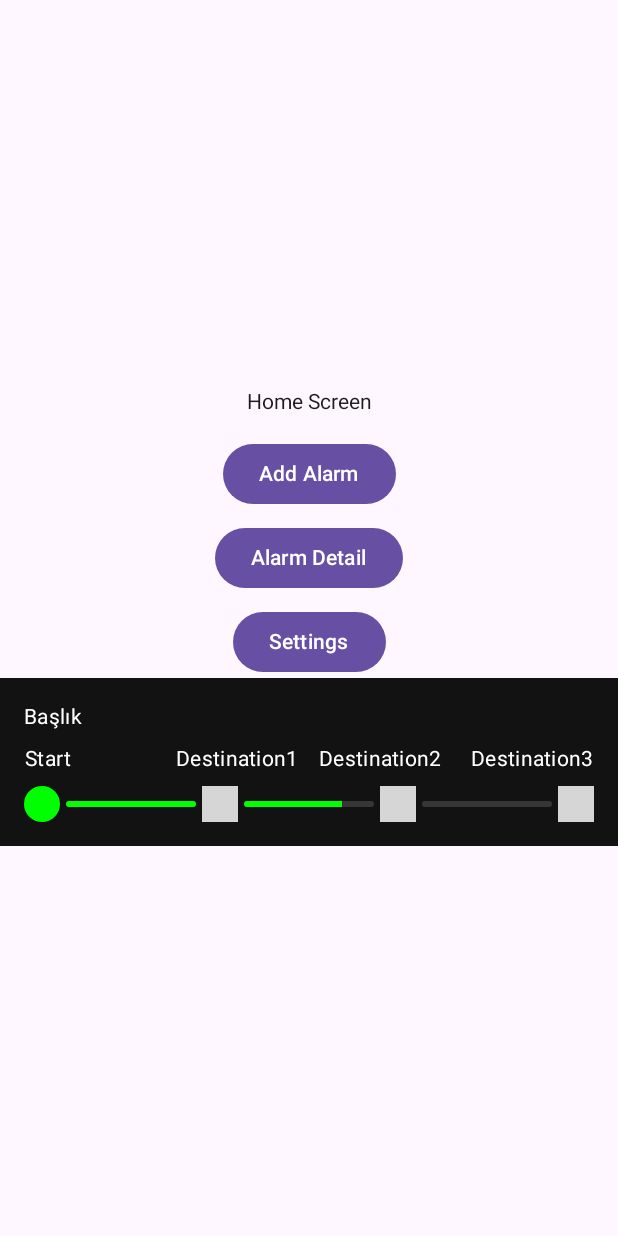
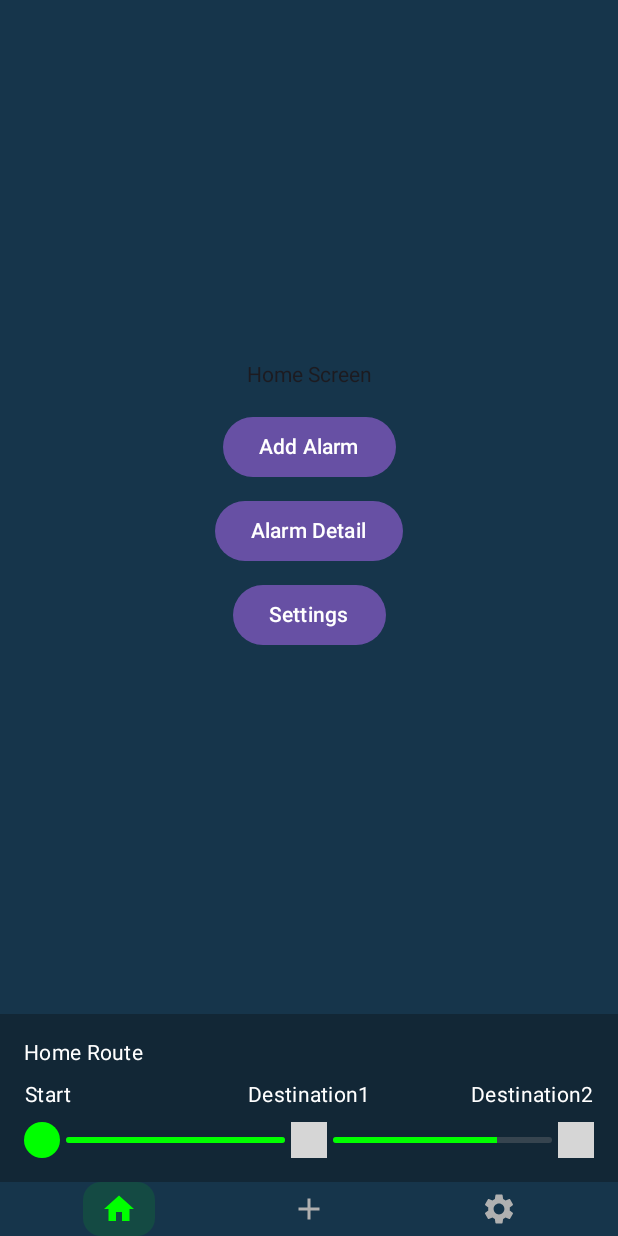
Before and after one commit to yusuf-teker/RouteAlarm, an Android app built with Jetpack Compose: the screen it shows after launch (MainActivity), after a tap on "Get started.", on a phone screen of 412 x 824 dp. Run offline under Robolectric (Android 15) with nearby library versions, the light colour scheme and no system bars; our stand-ins replace Compose Multiplatform resources; 3 statements that could not run were skipped; grey boxes are pictures that could not be loaded.

Commit message:
* Bottom Navigation eklendi.

```diff
--- a/composeApp/src/androidMain/kotlin/org/yusufteker/routealarm/MainActivity.kt
+++ b/composeApp/src/androidMain/kotlin/org/yusufteker/routealarm/MainActivity.kt
@@ -1,8 +1,11 @@
 package org.yusufteker.routealarm
 
+import android.graphics.Color
 import android.os.Bundle
 import androidx.activity.ComponentActivity
+import androidx.activity.SystemBarStyle
 import androidx.activity.compose.setContent
+import androidx.activity.enableEdgeToEdge
 import androidx.compose.runtime.Composable
 import androidx.compose.ui.tooling.preview.Preview
 import org.yusufteker.routealarm.app.App
@@ -10,7 +13,14 @@ import org.yusufteker.routealarm.app.App
 class MainActivity : ComponentActivity() {
     override fun onCreate(savedInstanceState: Bundle?) {
         super.onCreate(savedInstanceState)
-
+        enableEdgeToEdge(
+            statusBarStyle = SystemBarStyle.light(
+                Color.TRANSPARENT, Color.TRANSPARENT
+            ),
+            navigationBarStyle = SystemBarStyle.light(
+                Color.TRANSPARENT, Color.TRANSPARENT
+            )
+        )
         setContent {
             App()
         }
--- a/composeApp/src/androidMain/kotlin/org/yusufteker/routealarm/Previews.kt
+++ b/composeApp/src/androidMain/kotlin/org/yusufteker/routealarm/Previews.kt
@@ -3,15 +3,19 @@ package org.yusufteker.routealarm
 import androidx.compose.foundation.background
 import androidx.compose.foundation.layout.Column
 import androidx.compose.foundation.layout.fillMaxWidth
-import androidx.compose.foundation.layout.padding
 import androidx.compose.material3.MaterialTheme
 import androidx.compose.runtime.Composable
+import androidx.compose.runtime.getValue
+import androidx.compose.runtime.mutableStateOf
+import androidx.compose.runtime.remember
+import androidx.compose.runtime.setValue
 import androidx.compose.ui.Modifier
-import androidx.compose.ui.graphics.Color
 import androidx.compose.ui.tooling.preview.Preview
-import androidx.compose.ui.unit.dp
+import org.yusufteker.routealarm.app.Routes
+import org.yusufteker.routealarm.core.data.dummy.fakeAlarms
 import org.yusufteker.routealarm.core.presentation.AppColors
 import org.yusufteker.routealarm.feature.alarm.presentation.home.HomeScreen
+import org.yusufteker.routealarm.feature.alarm.presentation.home.components.BottomNavigationBar
 import org.yusufteker.routealarm.feature.alarm.presentation.home.components.StopProgressBar
 import org.yusufteker.routealarm.feature.onboarding.presentation.welcome.WelcomeScreen
 
@@ -36,14 +40,10 @@ fun StopProgressBarPreview() {
         Column(
             modifier = Modifier
                 .fillMaxWidth()
-                .background(Color(0xFF121212)) // Koyu arka plan
-                .padding(16.dp)
         ) {
 
             StopProgressBar(
-                title = "Başlık",
-                passedStops = 1,
-                stopNames = listOf("Start", "Dest1", "Dest2"),
+                fakeAlarms.get(0),
                 modifier = Modifier.background(
                     AppColors.cardBackground
                 )
@@ -51,5 +51,17 @@ fun StopProgressBarPreview() {
 
 
         }
+
     }
+
 }
+@Preview(showBackground = true)
+@Composable
+fun BottomNavigationBarPreview() {
+    var selectedRoute by remember { mutableStateOf(Routes.HomeScreen.toString()) }
+
+    BottomNavigationBar(
+        currentRoute = selectedRoute,
+        onItemSelected = { selectedRoute = it.toString() }
+    )
+}
--- /dev/null
+++ b/composeApp/src/commonMain/composeResources/drawable/ic_settings.xml
@@ -0,0 +1,5 @@
+<vector xmlns:android="http://schemas.android.com/apk/res/android" android:height="24dp" android:tint="#000000" android:viewportHeight="960" android:viewportWidth="960" android:width="24dp">
+
+    <path android:fillColor="@android:color/white" android:pathData="M370,880L354,752Q341,747 329.5,740Q318,733 307,725L188,775L78,585L181,507Q180,500 180,493.5Q180,487 180,480Q180,473 180,466.5Q180,460 181,453L78,375L188,185L307,235Q318,227 330,220Q342,213 354,208L370,80L590,80L606,208Q619,213 630.5,220Q642,227 653,235L772,185L882,375L779,453Q780,460 780,466.5Q780,473 780,480Q780,487 780,493.5Q780,500 778,507L881,585L771,775L653,725Q642,733 630,740Q618,747 606,752L590,880L370,880ZM440,800L519,800L533,694Q564,686 590.5,670.5Q617,655 639,633L738,674L777,606L691,541Q696,527 698,511.5Q700,496 700,480Q700,464 698,448.5Q696,433 691,419L777,354L738,286L639,328Q617,305 590.5,289.5Q564,274 533,266L520,160L441,160L427,266Q396,274 369.5,289.5Q343,305 321,327L222,286L183,354L269,418Q264,433 262,448Q260,463 260,480Q260,496 262,511Q264,526 269,541L183,606L222,674L321,632Q343,655 369.5,670.5Q396,686 427,694L440,800ZM482,620Q540,620 581,579Q622,538 622,480Q622,422 581,381Q540,340 482,340Q423,340 382.5,381Q342,422 342,480Q342,538 382.5,579Q423,620 482,620ZM480,480L480,480Q480,480 480,480Q480,480 480,480L480,480L480,480L480,480Q480,480 480,480Q480,480 480,480Q480,480 480,480Q480,480 480,480L480,480L480,480L480,480Q480,480 480,480Q480,480 480,480L480,480L480,480L480,480Q480,480 480,480Q480,480 480,480L480,480L480,480L480,480Q480,480 480,480Q480,480 480,480Q480,480 480,480Q480,480 480,480L480,480L480,480L480,480Q480,480 480,480Q480,480 480,480L480,480Z"/>
+
+</vector>
--- a/composeApp/src/commonMain/kotlin/org/yusufteker/routealarm/app/AppNavHost.kt
+++ b/composeApp/src/commonMain/kotlin/org/yusufteker/routealarm/app/AppNavHost.kt
@@ -1,18 +1,29 @@
 package org.yusufteker.routealarm.app
 
+import androidx.compose.foundation.layout.WindowInsets
+import androidx.compose.foundation.layout.padding
+import androidx.compose.foundation.layout.systemBars
+import androidx.compose.material3.Scaffold
+import androidx.compose.material3.Text
 import androidx.compose.runtime.Composable
+import androidx.compose.runtime.getValue
 import androidx.compose.runtime.remember
+import androidx.compose.ui.Modifier
+import androidx.compose.ui.platform.LocalDensity
 import androidx.lifecycle.ViewModel
 import androidx.navigation.NavBackStackEntry
 import androidx.navigation.NavController
 import androidx.navigation.NavHostController
 import androidx.navigation.compose.NavHost
 import androidx.navigation.compose.composable
+import androidx.navigation.compose.currentBackStackEntryAsState
 import androidx.navigation.compose.navigation
+import androidx.navigation.compose.rememberNavController
 import androidx.navigation.toRoute
 import org.koin.compose.viewmodel.koinViewModel
 import org.yusufteker.routealarm.feature.onboarding.presentation.welcome.WelcomeScreen
 import org.yusufteker.routealarm.feature.alarm.presentation.home.HomeScreen
+import org.yusufteker.routealarm.feature.alarm.presentation.home.components.BottomNavigationBar
 
 
 @Composable
@@ -20,6 +31,37 @@ fun AppNavHost(
     navController: NavHostController,
     startDestination: Routes.OnboardingGraph = Routes.OnboardingGraph
 ) {
+
+    val currentBackStackEntry by navController.currentBackStackEntryAsState()
+    val currentRoute = currentBackStackEntry?.destination?.route?.substringAfterLast(".")
+    val systemBars = WindowInsets.systemBars
+    val bottomPadding = with(LocalDensity.current) { systemBars.getBottom(this).toDp() }
+    val showBottomBar = currentRoute in listOf(
+        Routes.MainGraph.toString(),
+        Routes.HomeScreen.toString(),
+        Routes.AddAlarmScreen.toString(),
+        Routes.SettingsScreen.toString()
+    )
+    Scaffold(
+        bottomBar = {
+            if (showBottomBar) {
+
+                BottomNavigationBar(
+                    modifier = Modifier.padding(bottom = bottomPadding),
+                    currentRoute = currentRoute ?: "",
+                    onItemSelected = { route ->
+                        if (route.toString() != currentRoute) {
+                            navController.navigate(route) {
+                                popUpTo(Routes.HomeScreen.toString()) { saveState = true }
+                                launchSingleTop = true
+                                restoreState = true
+                            }
+                        }
+                    }
+                )
+            }
+        }
+    ) { innerPadding ->
         NavHost(navController = navController, startDestination = startDestination) {
 
             // Onboarding Graph
@@ -46,22 +88,31 @@ fun AppNavHost(
             navigation<Routes.MainGraph>(
                 startDestination = Routes.HomeScreen
             ) {
+
                 composable<Routes.HomeScreen> {
 
                         HomeScreen(
-                    onAddAlarm = { navController.navigate(Routes.AddAlarmScreen) },
+                            contentPadding = innerPadding,
+                            onAddAlarm = {
+                                navController.navigate(Routes.AddAlarmScreen)
+                                         },
                             onAlarmClick = { alarmId ->
                                 navController.navigate(Routes.AlarmDetailScreen(alarmId = alarmId))
                             },
-                    onSettingsClick = { navController.navigate(Routes.SettingsScreen) })
+                            onSettingsClick = {
+                                navController.navigate(Routes.SettingsScreen)
+                            }
+                        )
 
                 }
 
                 composable<Routes.AddAlarmScreen> {
-                //AddAlarmScreen(onStopSelect = { navController.navigate(Routes.StopPickerScreen::class.simpleName!!) })
+                   Text("Add Alarm")
+                        // AddAlarmScreen(modifier = Modifier.padding(padding))
                 }
 
                 composable<Routes.StopPickerScreen> {
+                    Text("Stop Picker")
                     //StopPickerScreen(onBack = { navController.popBackStack() })
                 }
 
@@ -72,14 +123,20 @@ fun AppNavHost(
                 }
 
                 composable<Routes.ActiveAlarmScreen> {
+                    Text("Active Alarm")
                     //ActiveAlarmScreen()
                 }
 
                 composable<Routes.SettingsScreen> {
-                //SettingsScreen()
+
+                    Text("Settings")
+                        // SettingsScreen(modifier = Modifier.padding(padding))
+
                 }
             }
         }
+    }
+
 }
 
 
--- /dev/null
+++ b/composeApp/src/commonMain/kotlin/org/yusufteker/routealarm/core/data/dummy/DummyDatas.kt
@@ -0,0 +1,18 @@
+package org.yusufteker.routealarm.core.data.dummy
+
+import org.yusufteker.routealarm.feature.alarm.domain.Alarm
+import org.yusufteker.routealarm.feature.alarm.domain.Stop
+
+// FakeStops.kt
+val fakeStops = listOf<Stop>(
+    Stop(id = 0, name = "Start", latitude = 40.7128, longitude = -74.0060, isPassed = true),
+    Stop(id = 1, name = "Destination1", latitude = 40.7831, longitude = -73.9662),
+    Stop(id = 2, name = "Destination2", latitude = 40.7589, longitude = -73.9851)
+)
+
+// FakeAlarms.kt
+val fakeAlarms = listOf(
+    Alarm(id = 0, title = "Home Route", stops = fakeStops, isActive = true),
+    Alarm(id = 1, title = "Work Route", stops = fakeStops, isActive = false),
+    Alarm(id = 2, title = "School Route", stops = fakeStops, isActive = false)
+)
--- a/composeApp/src/commonMain/kotlin/org/yusufteker/routealarm/core/presentation/Colors.kt
+++ b/composeApp/src/commonMain/kotlin/org/yusufteker/routealarm/core/presentation/Colors.kt
@@ -26,4 +26,7 @@ object AppColors {
 
     // Button Text Color
     val buttonText = Color(0xFFFFFFFF) // Buton metin rengi beyaz.
+
+    val activeAlarmBarBackground = Color(0xFF122736)
+
 }
--- /dev/null
+++ b/composeApp/src/commonMain/kotlin/org/yusufteker/routealarm/feature/alarm/domain/Alarm.kt
@@ -0,0 +1,9 @@
+package org.yusufteker.routealarm.feature.alarm.domain
+
+data class Alarm(
+    val id: Int,
+    val title: String,
+    val stops: List<Stop>,
+    val isActive: Boolean = false,
+    val passedStops: Int = 0
+)
--- /dev/null
+++ b/composeApp/src/commonMain/kotlin/org/yusufteker/routealarm/feature/alarm/domain/Stop.kt
@@ -0,0 +1,9 @@
+package org.yusufteker.routealarm.feature.alarm.domain
+
+data class Stop(
+    val id: Int,
+    val name: String,
+    val latitude: Double,
+    val longitude: Double,
+    val isPassed: Boolean = false
+)
--- a/composeApp/src/commonMain/kotlin/org/yusufteker/routealarm/feature/alarm/presentation/home/HomeScreen.kt
+++ b/composeApp/src/commonMain/kotlin/org/yusufteker/routealarm/feature/alarm/presentation/home/HomeScreen.kt
@@ -4,24 +4,31 @@ import androidx.compose.foundation.background
 import androidx.compose.runtime.Composable
 import androidx.compose.foundation.layout.*
 import androidx.compose.material3.Button
-import androidx.compose.material3.Scaffold
 import androidx.compose.material3.Text
 import androidx.compose.ui.Alignment
 import androidx.compose.ui.Modifier
-import androidx.compose.ui.graphics.Color
 import androidx.compose.ui.unit.dp
+import org.yusufteker.routealarm.core.data.dummy.fakeAlarms
+import org.yusufteker.routealarm.core.presentation.AppColors
+import org.yusufteker.routealarm.feature.alarm.domain.Alarm
+import org.yusufteker.routealarm.feature.alarm.presentation.home.components.ActiveAlarm
 import org.yusufteker.routealarm.feature.alarm.presentation.home.components.StopProgressBar
 
 @Composable
 fun HomeScreen(
-    onAddAlarm: () -> Unit, onAlarmClick: (String) -> Unit, onSettingsClick: () -> Unit
+    onAddAlarm: () -> Unit, onAlarmClick: (String) -> Unit, onSettingsClick: () -> Unit,
+    contentPadding: PaddingValues = PaddingValues()
 ) {
-    Scaffold { paddingValues ->
+
     Column(
-            modifier = Modifier.fillMaxSize().padding(paddingValues),
+        modifier = Modifier.fillMaxSize().background(
+            AppColors.background
+        ).padding(contentPadding),
         horizontalAlignment = Alignment.CenterHorizontally,
         verticalArrangement = Arrangement.Center
     ) {
+        Spacer(Modifier.weight(1f))
+
         Text("Home Screen")
         Spacer(modifier = Modifier.height(16.dp))
         Button(onClick = onAddAlarm) {
@@ -35,26 +42,8 @@ fun HomeScreen(
         Button(onClick = onSettingsClick) {
             Text("Settings")
         }
-            ActiveAlarm()
-        }
-    }
+        Spacer(Modifier.weight(1f))
+        ActiveAlarm(fakeAlarms.first())
     }
 
-
-@Composable
-fun ActiveAlarm(){
-    Column(
-        modifier = Modifier
-            .fillMaxWidth()
-            .background(Color(0xFF121212)) // Koyu arka plan
-            .padding(vertical = 16.dp)
-    ) {
-
-        StopProgressBar(
-            title = "Başlık",
-            passedStops = 1,
-            stopNames = listOf("Start", "Destination1", "Destination2","Destination3"),
-            )
-
 }
-}
--- /dev/null
+++ b/composeApp/src/commonMain/kotlin/org/yusufteker/routealarm/feature/alarm/presentation/home/components/ActiveAlarm.kt
@@ -0,0 +1,19 @@
+package org.yusufteker.routealarm.feature.alarm.presentation.home.components
+
+import androidx.compose.foundation.layout.Column
+import androidx.compose.foundation.layout.fillMaxWidth
+import androidx.compose.runtime.Composable
+import androidx.compose.ui.Modifier
+import org.yusufteker.routealarm.feature.alarm.domain.Alarm
+
+@Composable
+fun ActiveAlarm(alarm: Alarm){
+    Column(
+        modifier = Modifier
+            .fillMaxWidth()
+    ) {
+
+        StopProgressBar(alarm = alarm)
+
+    }
+}
--- /dev/null
+++ b/composeApp/src/commonMain/kotlin/org/yusufteker/routealarm/feature/alarm/presentation/home/components/BottomNavigationBar.kt
@@ -0,0 +1,124 @@
+    package org.yusufteker.routealarm.feature.alarm.presentation.home.components
+
+    import androidx.compose.animation.animateColorAsState
+    import androidx.compose.animation.core.FastOutSlowInEasing
+    import androidx.compose.animation.core.tween
+    import androidx.compose.foundation.background
+    import androidx.compose.foundation.clickable
+    import androidx.compose.foundation.layout.Arrangement
+    import androidx.compose.foundation.layout.Box
+    import androidx.compose.foundation.layout.Column
+    import androidx.compose.foundation.layout.Row
+    import androidx.compose.foundation.layout.fillMaxWidth
+    import androidx.compose.foundation.layout.height
+    import androidx.compose.foundation.layout.padding
+    import androidx.compose.foundation.layout.size
+    import androidx.compose.foundation.shape.RoundedCornerShape
+    import androidx.compose.material.icons.Icons
+    import androidx.compose.material.icons.filled.Add
+    import androidx.compose.material.icons.filled.Home
+    import androidx.compose.material.icons.filled.Settings
+    import androidx.compose.material3.Icon
+    import androidx.compose.material3.Surface
+    import androidx.compose.runtime.Composable
+    import androidx.compose.runtime.getValue
+    import androidx.compose.ui.Alignment
+    import androidx.compose.ui.Modifier
+    import androidx.compose.ui.draw.clip
+    import androidx.compose.ui.graphics.Color
+    import androidx.compose.ui.graphics.vector.ImageVector
+    import androidx.compose.ui.unit.dp
+    import org.yusufteker.routealarm.app.Routes
+    import org.yusufteker.routealarm.core.presentation.AppColors
+    /**
+     * Represents an item in the bottom navigation bar
+     */
+    data class BottomNavItem(
+        val label: String,
+        val icon: ImageVector,
+        val route: Routes
+    )
+
+    /**
+     * A composable function that renders a single navigation item in the bottom bar
+     */
+    @Composable
+    fun NavItem(
+        item: BottomNavItem,
+        selected: Boolean,
+        onClick: () -> Unit
+    ) {
+        val backgroundColor by animateColorAsState(
+            targetValue = if (selected) Color.Green.copy(alpha = 0.1f) else Color.Transparent,
+            animationSpec = tween(durationMillis = 300, easing = FastOutSlowInEasing),
+            label = "backgroundColorAnimation"
+        )
+
+        val iconColor by animateColorAsState(
+            targetValue = if (selected) Color.Green else AppColors.textSecondary,
+            animationSpec = tween(durationMillis = 300, easing = FastOutSlowInEasing),
+            label = "iconColorAnimation"
+        )
+
+        Column(
+            horizontalAlignment = Alignment.CenterHorizontally,
+            verticalArrangement = Arrangement.Center,
+            modifier = Modifier
+                .clip(RoundedCornerShape(12.dp))
+                .background(backgroundColor)
+                .clickable(onClick = onClick)
+                .padding(horizontal = 12.dp)
+                .height(36.dp)
+        ) {
+            Icon(
+                imageVector = item.icon,
+                contentDescription = item.label,
+                tint = iconColor,
+                modifier = Modifier.size(24.dp)
+            )
+        }
+    }
+
+    /**
+     * A composable function that renders the bottom navigation bar
+     */
+    @Composable
+    fun BottomNavigationBar(
+        currentRoute: String,
+        onItemSelected: (Routes) -> Unit,
+        modifier: Modifier = Modifier
+    ) {
+        val items = listOf(
+            BottomNavItem("Alarms", Icons.Filled.Home, Routes.HomeScreen),
+            BottomNavItem("Add", Icons.Filled.Add, Routes.AddAlarmScreen),
+            BottomNavItem("Settings", Icons.Filled.Settings, Routes.SettingsScreen),
+        )
+
+        Surface(
+            modifier = modifier,
+            color = Color.Transparent,
+        ) {
+            Row(
+                modifier = Modifier
+                    .fillMaxWidth()
+                    .padding(horizontal = 16.dp),
+                horizontalArrangement = Arrangement.SpaceEvenly,
+                verticalAlignment = Alignment.CenterVertically
+            ) {
+                items.forEach { item ->
+                    Box(
+                        modifier = Modifier
+                            .weight(1f)
+                            .padding(horizontal = 4.dp),
+                        contentAlignment = Alignment.Center
+                    ) {
+                        NavItem(
+                            item = item,
+                            selected = item.route.toString() == currentRoute,
+                            onClick = { onItemSelected(item.route) }
+                        )
+                    }
+                }
+            }
+        }
+    }
--- a/composeApp/src/commonMain/kotlin/org/yusufteker/routealarm/feature/alarm/presentation/home/components/StopProgressBar.kt
+++ b/composeApp/src/commonMain/kotlin/org/yusufteker/routealarm/feature/alarm/presentation/home/components/StopProgressBar.kt
@@ -32,46 +32,47 @@ import androidx.compose.ui.text.style.TextAlign
 import androidx.compose.ui.unit.dp
 import org.jetbrains.compose.resources.painterResource
 import org.yusufteker.routealarm.core.presentation.AppColors
+import org.yusufteker.routealarm.feature.alarm.domain.Alarm
 import routealarm.composeapp.generated.resources.Res
 import routealarm.composeapp.generated.resources.map_pin
 
 @Composable
 fun StopProgressBar(
-    title: String? = null,
-    passedStops: Int,
-    stopNames: List<String> = listOf(),
+    alarm: Alarm,
     modifier: Modifier = Modifier
 ) {
-    val segmentCount = stopNames.size
+    val stops = alarm.stops
+    val passedStops = stops.count { it.isPassed }
+    val segmentCount = stops.size
 
     Column(
-        modifier = modifier.fillMaxWidth().padding(horizontal = 16.dp),
+        modifier = modifier.fillMaxWidth().background(
+            AppColors.activeAlarmBarBackground
+        ).padding(16.dp),
     ) {
 
 
-        title?.let {
-            Text(
-                text = it,
-                style = MaterialTheme.typography.bodyMedium,
-                color = AppColors.textPrimary,
-                modifier = Modifier.padding(bottom = 8.dp)
-            )
-        }
+        Text(
+            text = alarm.title,
+            style = MaterialTheme.typography.bodyMedium,
+            color = AppColors.textPrimary,
+            modifier = Modifier.padding(bottom = 8.dp)
+        )
         Row(
             modifier = modifier.fillMaxWidth(),
             verticalAlignment = Alignment.CenterVertically,
             horizontalArrangement = Arrangement.SpaceEvenly
         ) {
-            stopNames.forEachIndexed { index, text ->
+            stops.forEachIndexed { index, stop ->
                 Box(
                     modifier = Modifier.weight(1f), contentAlignment = when (index) {
                         0 -> Alignment.CenterStart // İlk eleman sola
-                        stopNames.lastIndex -> Alignment.CenterEnd // Son eleman sağa
+                        stops.lastIndex -> Alignment.CenterEnd // Son eleman sağa
                         else -> Alignment.Center // Diğerleri ortada
                     }
                 ) {
                     Text(
-                        text = text,
+                        text = stop.name,
                         textAlign = TextAlign.Center,
                         style = MaterialTheme.typography.bodyMedium,
                         color = AppColors.textPrimary,
```
Lines whose indentation alone changed are shown as unchanged.
